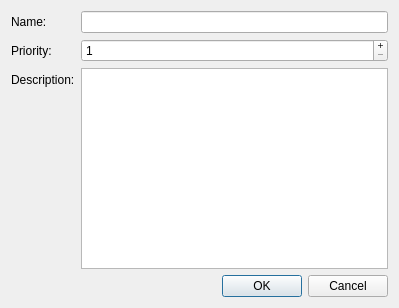
Before: the Qt Designer form src/pythonGui/karabogui/dialogs/config_save.ui in European-XFEL/Karabo, drawn with Qt 5.
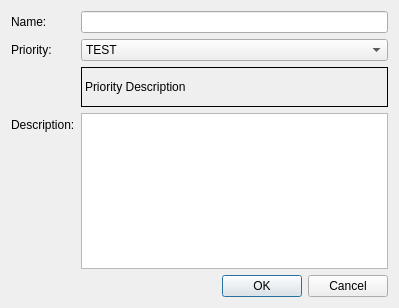
After: the same form once the commit is applied.

Commit message: GUI: Label configurations from name

```diff
--- a/src/pythonGui/karabogui/dialogs/config_save.ui
+++ b/src/pythonGui/karabogui/dialogs/config_save.ui
@@ -43,33 +43,67 @@
        </property>
       </widget>
      </item>
-     <item row="1" column="1">
-      <widget class="QSpinBox" name="ui_priority">
-       <property name="buttonSymbols">
-        <enum>QAbstractSpinBox::PlusMinus</enum>
-       </property>
-       <property name="minimum">
-        <number>1</number>
-       </property>
-       <property name="maximum">
-        <number>3</number>
-       </property>
-      </widget>
-     </item>
-     <item row="2" column="0">
+     <item row="3" column="0">
       <widget class="QLabel" name="label_description">
        <property name="text">
         <string>Description:</string>
        </property>
       </widget>
      </item>
-     <item row="2" column="1">
+     <item row="3" column="1">
       <widget class="QTextEdit" name="ui_description">
        <property name="toolTip">
         <string>The description for this device</string>
        </property>
        <property name="statusTip">
-        <string>The description for this device</string>
+        <string>The description for this configuration. Please leave your credentials!</string>
+       </property>
+      </widget>
+     </item>
+     <item row="1" column="1">
+      <widget class="QComboBox" name="ui_priority">
+       <property name="currentIndex">
+        <number>0</number>
+       </property>
+       <item>
+        <property name="text">
+         <string>TEST</string>
+        </property>
+       </item>
+       <item>
+        <property name="text">
+         <string>COMMISSIONED</string>
+        </property>
+       </item>
+       <item>
+        <property name="text">
+         <string>SAFE</string>
+        </property>
+       </item>
+      </widget>
+     </item>
+     <item row="2" column="1">
+      <widget class="QLabel" name="ui_priority_text">
+       <property name="minimumSize">
+        <size>
+         <width>0</width>
+         <height>40</height>
+        </size>
+       </property>
+       <property name="maximumSize">
+        <size>
+         <width>16777215</width>
+         <height>400</height>
+        </size>
+       </property>
+       <property name="frameShape">
+        <enum>QFrame::Box</enum>
+       </property>
+       <property name="text">
+        <string>Priority Description</string>
+       </property>
+       <property name="wordWrap">
+        <bool>true</bool>
        </property>
       </widget>
      </item>
```
Left out of the diff: 6 changed lines with no effect on the pictures. The commit also changes 1 other file.
